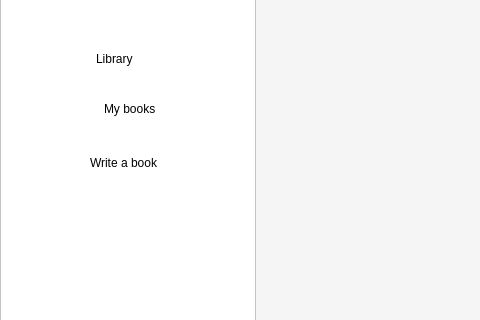
Qt form codeyapp/presentationLayer/dashboard.ui (codingburgas/10grade-christmas-luck-codey) before a commit; both pictures show x 0 to 480 and y 194 to 514 of the 1300 by 800 pixel window.
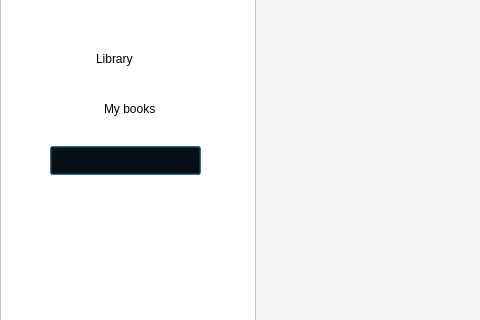
The same form after that commit. Icons and pictures are not drawn.

Commit message: Implement write a book window and connect it to dashboard via buttons. Close #13

The edit to the form file:
```diff
--- a/codeyapp/presentationLayer/dashboard.ui
+++ b/codeyapp/presentationLayer/dashboard.ui
@@ -166,6 +166,26 @@
      <string>Write a book</string>
     </property>
    </widget>
+   <widget class="QPushButton" name="pushButton">
+    <property name="geometry">
+     <rect>
+      <x>50</x>
+      <y>350</y>
+      <width>151</width>
+      <height>29</height>
+     </rect>
+    </property>
+    <property name="cursor">
+     <cursorShape>PointingHandCursor</cursorShape>
+    </property>
+    <property name="styleSheet">
+     <string notr="true">color: transparent;
+background-color: transparent;</string>
+    </property>
+    <property name="text">
+     <string>PushButton</string>
+    </property>
+   </widget>
   </widget>
   <widget class="QFrame" name="frame_2">
    <property name="geometry">
```
The commit also changes 10 other files.
